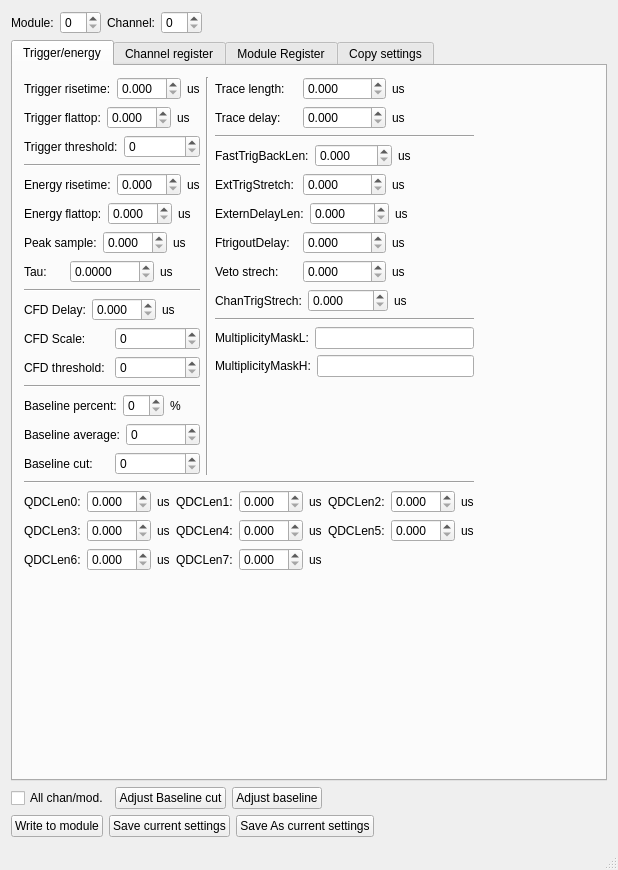
Qt form sirius/src/XIAengineControl/mainwindow.ui (oslocyclotronlab/OCLDAQ) before a commit.
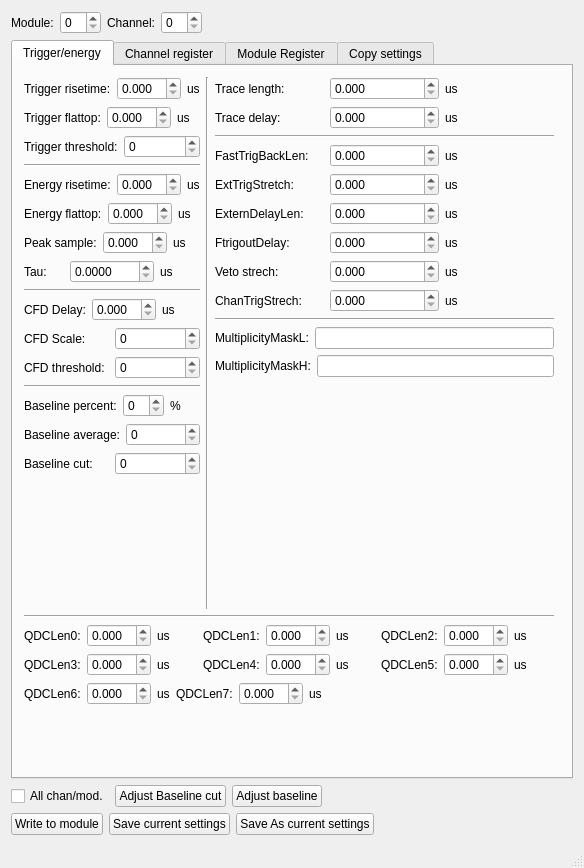
The same form after that commit.

Commit message: Fixed a bug where the XIA settings dialog squizes some fields.

```diff
--- a/sirius/src/XIAengineControl/mainwindow.ui
+++ b/sirius/src/XIAengineControl/mainwindow.ui
@@ -6,30 +6,30 @@
    <rect>
     <x>0</x>
     <y>0</y>
-    <width>618</width>
-    <height>870</height>
+    <width>584</width>
+    <height>868</height>
    </rect>
   </property>
-  <property name="sizePolicy">
-   <sizepolicy hsizetype="Minimum" vsizetype="Minimum">
-    <horstretch>0</horstretch>
-    <verstretch>0</verstretch>
-   </sizepolicy>
+  <property name="minimumSize">
+   <size>
+    <width>0</width>
+    <height>0</height>
+   </size>
   </property>
   <property name="maximumSize">
    <size>
-    <width>655</width>
-    <height>2000</height>
+    <width>584</width>
+    <height>870</height>
    </size>
   </property>
   <property name="windowTitle">
    <string>XIA settings</string>
   </property>
   <widget class="QWidget" name="centralWidget">
+   <layout class="QGridLayout" name="gridLayout_2">
+    <item row="0" column="0">
    <layout class="QGridLayout" name="gridLayout">
     <item row="0" column="0">
-     <layout class="QVBoxLayout" name="verticalLayout">
-      <item>
        <layout class="QHBoxLayout" name="horizontalLayout_3">
         <item>
          <layout class="QHBoxLayout" name="horizontalLayout">
@@ -74,6 +74,8 @@
         </item>
        </layout>
       </item>
+      <item row="1" column="0">
+       <layout class="QVBoxLayout" name="verticalLayout">
       <item>
        <widget class="QTabWidget" name="tabWidget">
         <property name="currentIndex">
@@ -83,10 +85,15 @@
          <attribute name="title">
           <string>Trigger/energy</string>
          </attribute>
-         <layout class="QGridLayout" name="gridLayout_2">
-          <item row="0" column="0">
-           <layout class="QHBoxLayout" name="horizontalLayout_50">
-            <item>
+           <widget class="QWidget" name="layoutWidget">
+            <property name="geometry">
+             <rect>
+              <x>0</x>
+              <y>0</y>
+              <width>552</width>
+              <height>650</height>
+             </rect>
+            </property>
              <layout class="QVBoxLayout" name="verticalLayout_15">
               <item>
                <layout class="QHBoxLayout" name="horizontalLayout_49">
@@ -1004,40 +1011,8 @@
                 </item>
                </layout>
               </item>
-              <item>
-               <spacer name="verticalSpacer_3">
-                <property name="orientation">
-                 <enum>Qt::Vertical</enum>
-                </property>
-                <property name="sizeType">
-                 <enum>QSizePolicy::MinimumExpanding</enum>
-                </property>
-                <property name="sizeHint" stdset="0">
-                 <size>
-                  <width>20</width>
-                  <height>0</height>
-                 </size>
-                </property>
-               </spacer>
-              </item>
-             </layout>
-            </item>
-            <item>
-             <spacer name="horizontalSpacer_2">
-              <property name="orientation">
-               <enum>Qt::Horizontal</enum>
-              </property>
-              <property name="sizeHint" stdset="0">
-               <size>
-                <width>13</width>
-                <height>17</height>
-               </size>
-              </property>
-             </spacer>
-            </item>
-           </layout>
-          </item>
-         </layout>
+            </layout>
+           </widget>
         </widget>
         <widget class="QWidget" name="tab_2">
          <attribute name="title">
@@ -1792,6 +1767,8 @@
      </layout>
     </item>
    </layout>
+    </item>
+   </layout>
   </widget>
   <widget class="QMenuBar" name="menuBar">
    <property name="geometry">
```
Left out of the diff: 4 changed lines with no effect on the pictures. Lines whose indentation alone changed are shown as unchanged. The commit also changes 1 other file.
